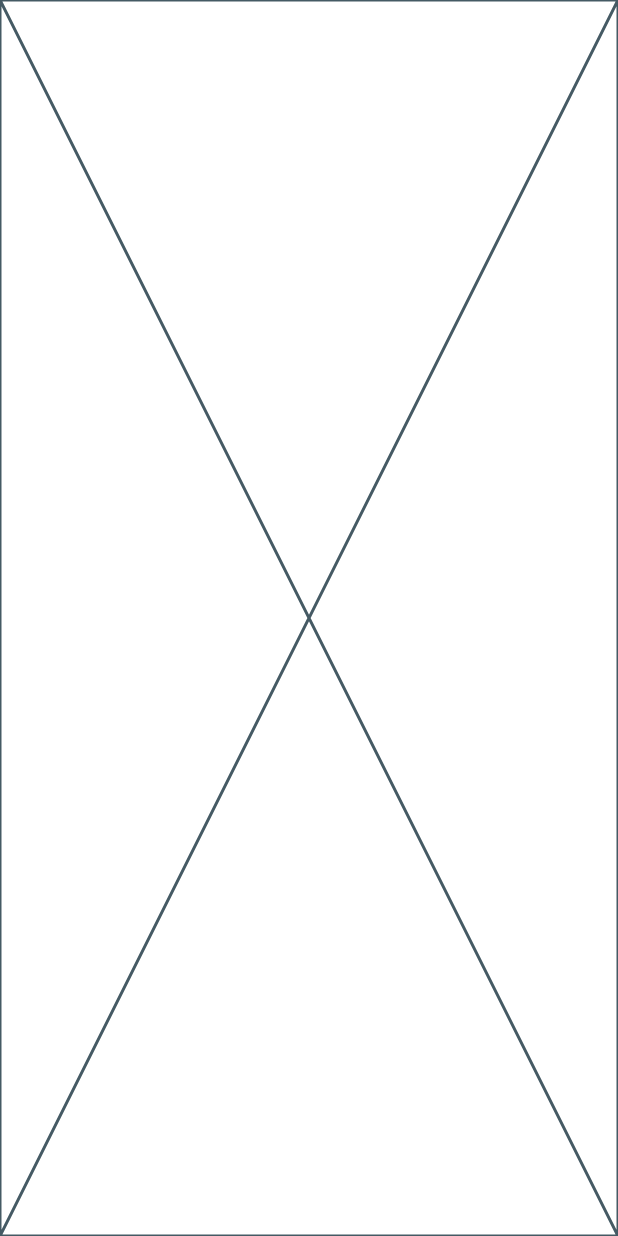
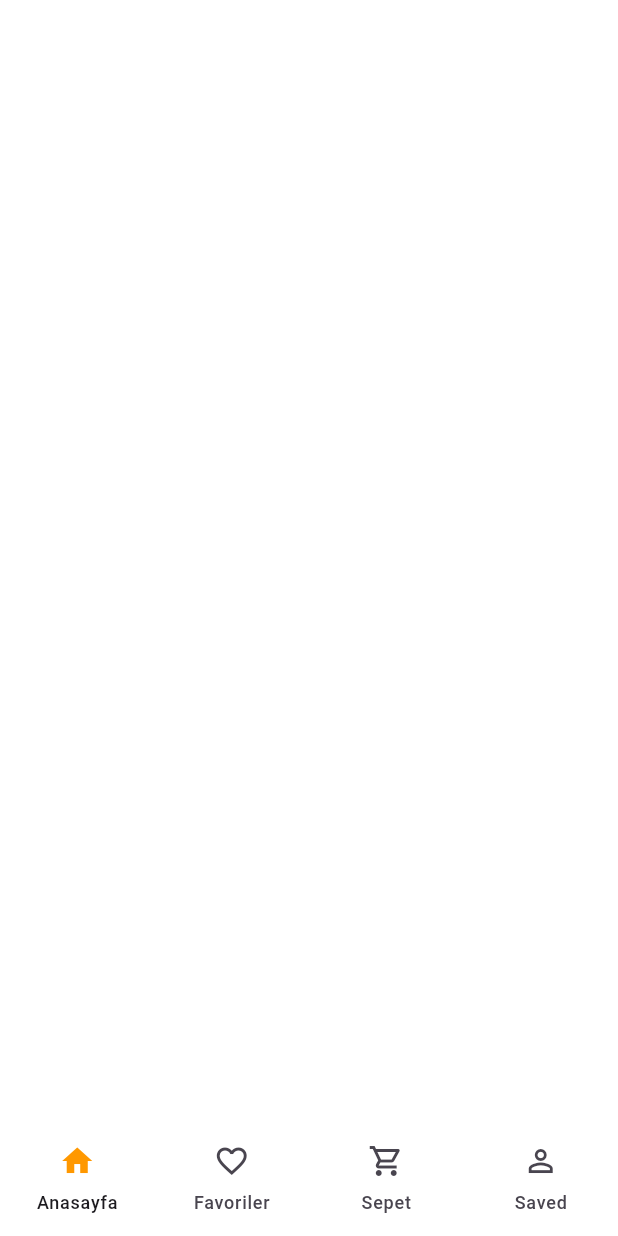
Before and after one commit to muhdetdoganay/ty-clone, a Flutter app: the screen it shows after launch, on a phone screen of 412 x 824 dp. Run offline on Flutter 3.47's test engine with Material 3 defaults, Android fonts, the phone set to English and light mode, and no system bars.

Commit message:
navbar oluşturuldu

```diff
--- a/lib/main.dart
+++ b/lib/main.dart
@@ -9,6 +9,51 @@ class MyApp extends StatelessWidget {
 
   @override
   Widget build(BuildContext context) {
-    return const Placeholder();
+    return MaterialApp(
+      home: Scaffold(
+        backgroundColor: Colors.white,
+        body: SafeArea(
+            child: Center(
+          child: Column(),
+        )),
+        bottomNavigationBar: NavigationBar(
+          indicatorColor: Colors.white,
+          backgroundColor: Colors.white,
+          destinations: const <Widget>[
+            NavigationDestination(
+              selectedIcon: Icon(
+                Icons.home,
+                color: Colors.orange,
+              ),
+              icon: Icon(Icons.home_outlined),
+              label: 'Anasayfa',
+            ),
+            NavigationDestination(
+                selectedIcon: Icon(
+                  Icons.favorite_outlined,
+                  color: Colors.orange,
+                ),
+                icon: Icon((Icons.favorite_border)),
+                label: 'Favoriler'),
+            NavigationDestination(
+              selectedIcon: Icon(
+                Icons.shopping_cart,
+                color: Colors.orange,
+              ),
+              icon: Icon(Icons.shopping_cart_outlined),
+              label: 'Sepet',
+            ),
+            NavigationDestination(
+              selectedIcon: Icon(
+                Icons.person,
+                color: Colors.orange,
+              ),
+              icon: Icon(Icons.person_outline_outlined),
+              label: 'Saved',
+            ),
+          ],
+        ),
+      ),
+    );
   }
 }
```
